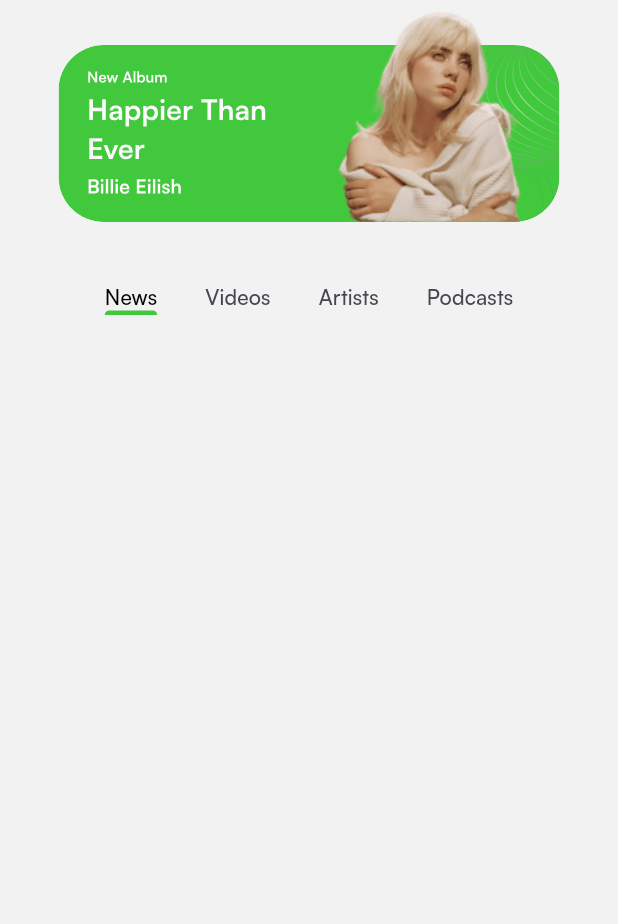
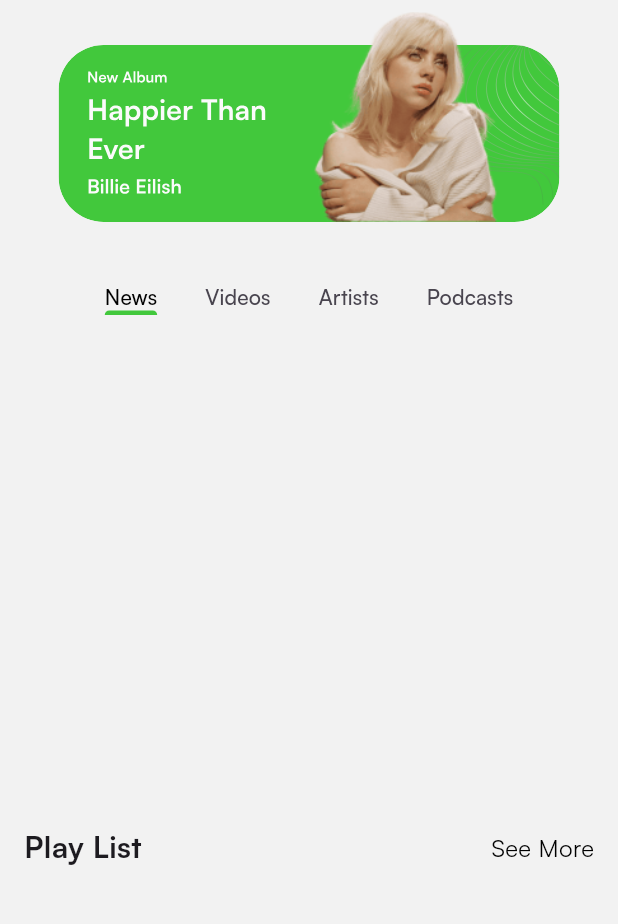
Before and after one commit to Yudhono/spotify_clone, a Flutter app: the HomePage screen opened directly, on a phone screen of 412 x 824 dp, the part 72-996 px from its top. Run offline on Flutter 3.47's test engine with Material 3 defaults, Android fonts, the phone set to English and light mode, and no system bars; our stand-ins replace cloud_firestore, dartz, firebase_auth, firebase_core, flutter_bloc, flutter_svg and 2 more; accounts and stored records are empty.

Commit message:
feat: playlist section UI on home page

```diff
--- a/lib/data/repository/song/song_repository_impl.dart
+++ b/lib/data/repository/song/song_repository_impl.dart
@@ -8,4 +8,9 @@ class SongRepositoryImpl extends SongsRepository {
   Future<Either> getNewsSongs() async {
     return await sl<SongFirebaseService>().getNewsSongs();
   }
+
+  @override
+  Future<Either> getPlayList() async {
+    return await sl<SongFirebaseService>().getPlayList();
+  }
 }
--- a/lib/domain/repository/song/song.dart
+++ b/lib/domain/repository/song/song.dart
@@ -2,4 +2,5 @@ import 'package:dartz/dartz.dart';
 
 abstract class SongsRepository {
   Future<Either> getNewsSongs();
+  Future<Either> getPlayList();
 }
--- /dev/null
+++ b/lib/domain/usecases/song/get_play_list.dart
@@ -0,0 +1,11 @@
+import 'package:dartz/dartz.dart';
+import 'package:spotify_clone/core/usecase/usecase.dart';
+import 'package:spotify_clone/domain/repository/song/song.dart';
+import 'package:spotify_clone/service_locator.dart';
+
+class GetPlayListUseCase implements UseCase<Either, dynamic> {
+  @override
+  Future<Either> call({params}) {
+    return sl<SongsRepository>().getPlayList();
+  }
+}
--- /dev/null
+++ b/lib/presentation/home/bloc/playlist_cubit.dart
@@ -0,0 +1,17 @@
+import 'package:flutter_bloc/flutter_bloc.dart';
+import 'package:spotify_clone/domain/usecases/song/get_play_list.dart';
+import 'package:spotify_clone/presentation/home/bloc/playlist_state.dart';
+import 'package:spotify_clone/service_locator.dart';
+
+class PlayListCubit extends Cubit<PlayListState> {
+  PlayListCubit() : super(PlayListLoading());
+
+  Future<void> getPlayList() async {
+    var returnedSongs = await sl<GetPlayListUseCase>().call();
+    returnedSongs.fold((l) {
+      emit(PlayListLoadFailure(message: 'Failed to load new songs'));
+    }, (data) {
+      emit(PlayListLoaded(songs: data));
+    });
+  }
+}
--- /dev/null
+++ b/lib/presentation/home/bloc/playlist_state.dart
@@ -0,0 +1,17 @@
+import 'package:spotify_clone/domain/entities/song/song.dart';
+
+abstract class PlayListState {}
+
+class PlayListLoading extends PlayListState {}
+
+class PlayListLoaded extends PlayListState {
+  final List<SongEntity> songs;
+
+  PlayListLoaded({required this.songs});
+}
+
+class PlayListLoadFailure extends PlayListState {
+  final String message;
+
+  PlayListLoadFailure({required this.message});
+}
--- a/lib/presentation/home/pages/home.dart
+++ b/lib/presentation/home/pages/home.dart
@@ -6,6 +6,7 @@ import 'package:spotify_clone/core/configs/assets/app_images.dart';
 import 'package:spotify_clone/core/configs/assets/app_vectors.dart';
 import 'package:spotify_clone/core/configs/theme/app_colors.dart';
 import 'package:spotify_clone/presentation/home/widgets/news_songs.dart';
+import 'package:spotify_clone/presentation/home/widgets/play_list.dart';
 
 class HomePage extends StatefulWidget {
   HomePage({super.key});
@@ -35,6 +36,8 @@ class _HomePageState extends State<HomePage>
             width: 40,
           )),
       body: SingleChildScrollView(
+        child: Padding(
+          padding: const EdgeInsets.symmetric(horizontal: 16),
           child: Column(
             mainAxisAlignment: MainAxisAlignment.center,
             children: [
@@ -51,8 +54,13 @@ class _HomePageState extends State<HomePage>
                     Container()
                   ],
                 ),
-            )
+              ),
+              const SizedBox(
+                height: 40,
+              ),
+              PlayList()
             ],
+          ),
         ),
       ),
     );
--- /dev/null
+++ b/lib/presentation/home/widgets/play_list.dart
@@ -0,0 +1,144 @@
+import 'package:flutter/material.dart';
+import 'package:flutter_bloc/flutter_bloc.dart';
+import 'package:spotify_clone/common/helpers/is_dark_mode.dart';
+import 'package:spotify_clone/core/configs/theme/app_colors.dart';
+import 'package:spotify_clone/domain/entities/song/song.dart';
+import 'package:spotify_clone/presentation/home/bloc/playlist_cubit.dart';
+import 'package:spotify_clone/presentation/home/bloc/playlist_state.dart';
+
+class PlayList extends StatelessWidget {
+  const PlayList({super.key});
+
+  @override
+  Widget build(BuildContext context) {
+    return BlocProvider(
+      create: (_) => PlayListCubit()..getPlayList(),
+      child:
+          BlocBuilder<PlayListCubit, PlayListState>(builder: (context, state) {
+        if (state is PlayListLoading) {
+          return Center(
+              child: Container(
+                  alignment: Alignment.center,
+                  child: const CircularProgressIndicator()));
+        } else if (state is PlayListLoaded) {
+          return Column(
+            children: [
+              Row(
+                mainAxisAlignment: MainAxisAlignment.spaceBetween,
+                children: [
+                  const Text(
+                    'Play List',
+                    style: TextStyle(fontSize: 20, fontWeight: FontWeight.bold),
+                  ),
+                  Text(
+                    'See More',
+                    style: TextStyle(
+                        fontSize: 16,
+                        color: context.isDarkMode
+                            ? const Color(0xffc6c6c6)
+                            : Colors.black,
+                        fontWeight: FontWeight.w400),
+                  ),
+                ],
+              ),
+              const SizedBox(
+                height: 20,
+              ),
+              _songs(state.songs),
+              const SizedBox(
+                height: 50,
+              ),
+            ],
+          );
+        } else if (state is PlayListLoadFailure) {
+          return Center(child: Text(state.message));
+        } else {
+          return const SizedBox();
+        }
+      }),
+    );
+  }
+
+  Widget _songs(List<SongEntity> songs) {
+    return ListView.separated(
+        shrinkWrap: true,
+        itemBuilder: (context, index) {
+          return Row(
+            mainAxisAlignment: MainAxisAlignment.spaceBetween,
+            children: [
+              Row(
+                children: [
+                  Container(
+                    height: 45,
+                    width: 45,
+                    decoration: BoxDecoration(
+                      shape: BoxShape.circle,
+                      color: context.isDarkMode
+                          ? AppColors.darkGrey
+                          : const Color(0xffe6e6e6),
+                    ),
+                    child: Icon(
+                      Icons.play_arrow_rounded,
+                      color: context.isDarkMode
+                          ? const Color(0xff959595)
+                          : const Color(0xff555555),
+                    ),
+                  ),
+                  const SizedBox(
+                    width: 20,
+                  ),
+                  Column(
+                    crossAxisAlignment: CrossAxisAlignment.start,
+                    children: [
+                      Text(
+                        songs[index].title,
+                        style: const TextStyle(
+                            fontWeight: FontWeight.bold, fontSize: 16),
+                      ),
+                      const SizedBox(
+                        height: 5,
+                      ),
+                      Text(
+                        songs[index].artist,
+                        style: const TextStyle(
+                            fontWeight: FontWeight.w400, fontSize: 15),
+                      ),
+                    ],
+                  )
+                ],
+              ),
+              Row(
+                children: [
+                  Text(
+                    songs[index].duration,
+                    style: TextStyle(
+                        color: context.isDarkMode
+                            ? const Color(0xffc6c6c6)
+                            : Colors.black,
+                        fontWeight: FontWeight.w400),
+                  ),
+                  const SizedBox(
+                    width: 20,
+                  ),
+                  const Icon(
+                    Icons.favorite_border,
+                    color: AppColors.primary,
+                  ),
+                  const SizedBox(
+                    width: 20,
+                  ),
+                  const Icon(
+                    Icons.more_vert,
+                    color: AppColors.primary,
+                  ),
+                ],
+              )
+            ],
+          );
+        },
+        separatorBuilder: (context, index) => const SizedBox(
+              height: 20,
+            ),
+        itemCount: songs.length);
+  }
+}
--- a/lib/service_locator.dart
+++ b/lib/service_locator.dart
@@ -8,6 +8,7 @@ import 'package:spotify_clone/domain/repository/song/song.dart';
 import 'package:spotify_clone/domain/usecases/auth/signin.dart';
 import 'package:spotify_clone/domain/usecases/auth/signup.dart';
 import 'package:spotify_clone/domain/usecases/song/get_news_songs.dart';
+import 'package:spotify_clone/domain/usecases/song/get_play_list.dart';
 
 final sl = GetIt.instance;
 
@@ -25,4 +26,6 @@ Future<void> initializeDependencies() async {
   sl.registerSingleton<SigninUseCase>(SigninUseCase());
 
   sl.registerSingleton<GetNewsSongsUseCase>(GetNewsSongsUseCase());
+
+  sl.registerSingleton<GetPlayListUseCase>(GetPlayListUseCase());
 }
```
Also changed, not shown: lib/data/sources/song/song_firebase_service.dart (+19 -0 lines). Lines whose indentation alone changed are shown as unchanged.
